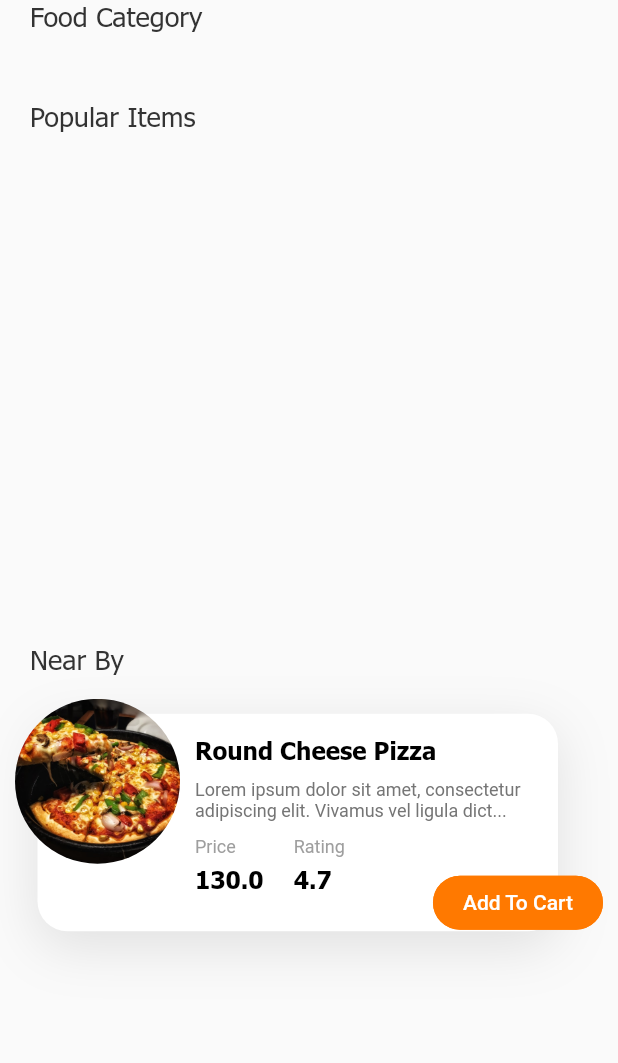
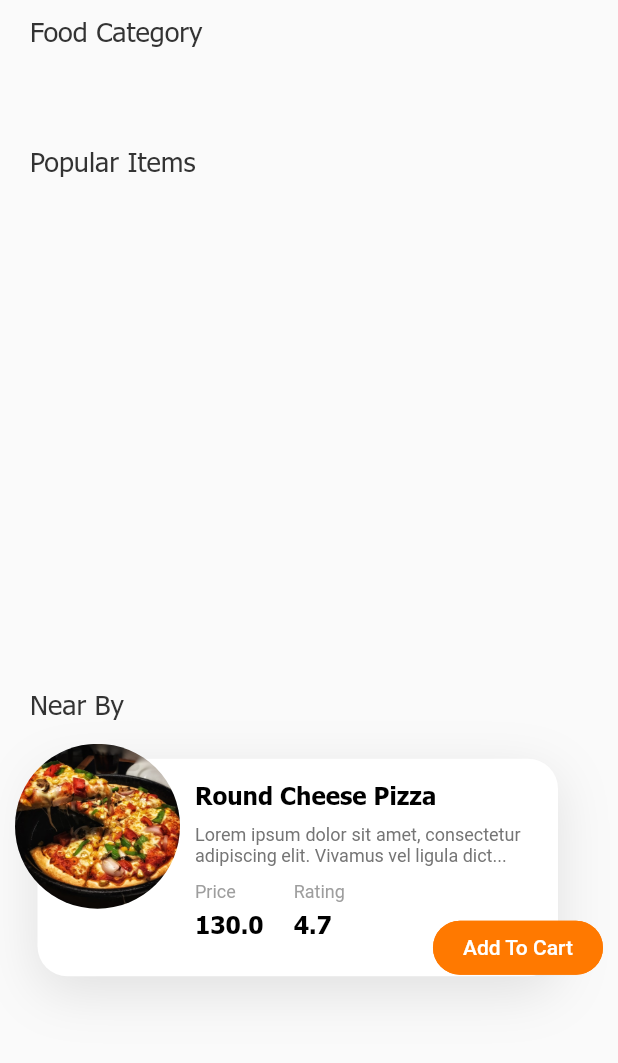
Before and after one commit to Goosh-Delivery/Goosh-Delivery-app, a Flutter app: the Home widget shown alone on an empty page, opened directly, on a phone screen of 412 x 824 dp, the part 87-1150 px from its top. Run offline on Flutter 3.47's test engine with Material 2 defaults, Android fonts, the phone set to English and light mode, and no system bars; our stand-ins replace cloud_firestore, firebase_core, line_icons; missing offline and left inert: cloud_firestore_web, firebase_core_web, floating_navbar; accounts and stored records are empty.

Commit message:
ui update

```diff
--- a/lib/pages/home/home.dart
+++ b/lib/pages/home/home.dart
@@ -23,7 +23,9 @@ class Home extends StatelessWidget {
         child: Column(
           children: [
             NavBar(),
+            SizedBox(height: 10),
             HeadTitle("Food Category"),
+            SizedBox(height: 10),
             SizedBox(
               width: double.infinity,
               height: 40,
@@ -31,6 +33,7 @@ class Home extends StatelessWidget {
             ),
             //list of food category
             // FoodCategoryList(foodCategory, allFoodCategory,selectedFoodCategoryId),
+            SizedBox(height: 10),
             HeadTitle("Popular Items"),
             //list of food category
             Container(
@@ -54,7 +57,8 @@ class Home extends StatelessWidget {
                                 snapshots.data.docs[index]["price"],
                                 snapshots.data.docs[index]["rating"],
                                 snapshots.data.docs[index]["delivaryTime"],
-                            snapshots.data.docs[index]["pictureUrl"]), index);
+                                snapshots.data.docs[index]["pictureUrl"]),
+                            index);
                       },
                     );
                   } else {
```
Lines whose indentation alone changed are shown as unchanged.
